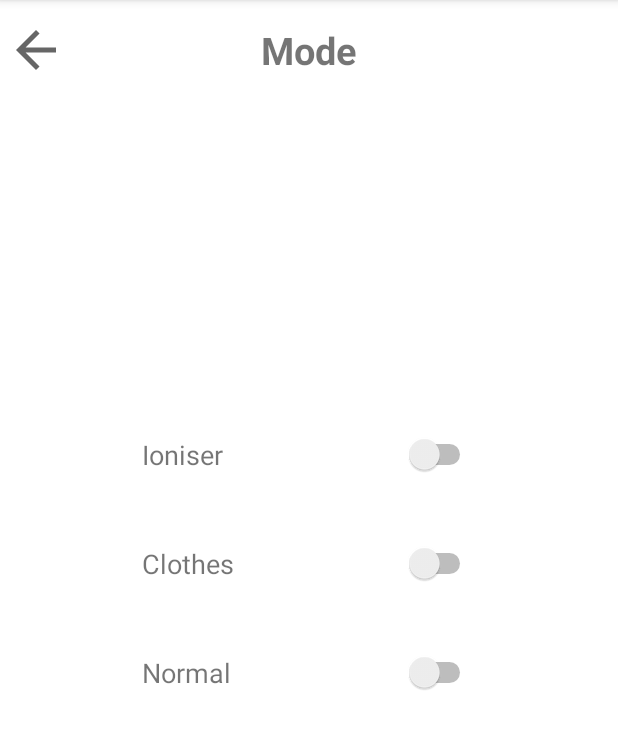
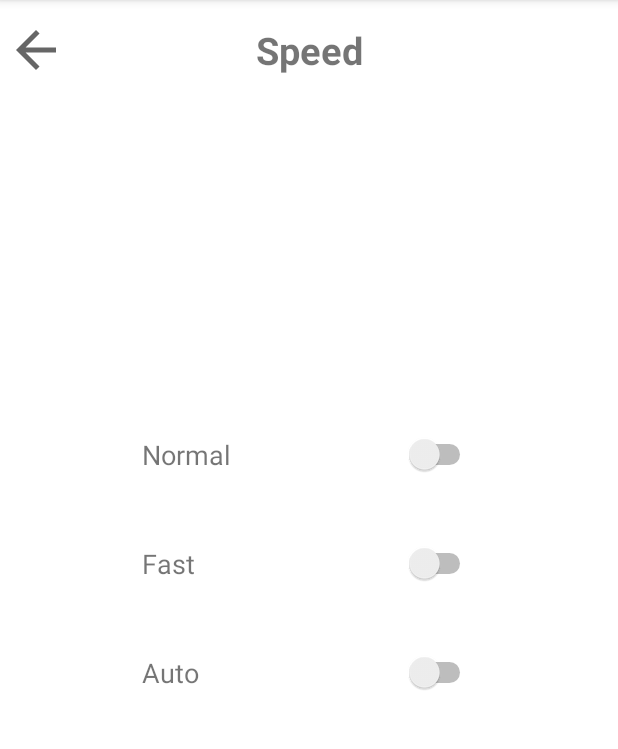
Before and after one commit to Margy-Katinaki/iDehumidifier-, an Android app: the screen it shows after launch (ModeActivity before the commit, SpeedActivity after it), after a tap on an icon or button, on a phone screen of 412 x 824 dp, the part 84-833 px from its top. Run offline under Robolectric (Android 15) with nearby library versions, the phone set to English and light mode, and no system bars.

Commit message:
Add mode,speed timer activities and timer layout
Signed-off-by: Margy <margy2katnk@gmail.com>

```diff
--- a/app/src/main/AndroidManifest.xml
+++ b/app/src/main/AndroidManifest.xml
@@ -20,6 +20,8 @@
         </activity>
         <activity android:name=".ConnectDeviceActivity"/>
         <activity android:name=".ModeActivity"/>
+        <activity android:name=".TimerActivity"/>
+        <activity android:name=".SpeedActivity"/>
     </application>
 
 </manifest>
--- a/app/src/main/java/com/example/idehumidifier/MainActivity.kt
+++ b/app/src/main/java/com/example/idehumidifier/MainActivity.kt
@@ -14,7 +14,7 @@ class MainActivity : AppCompatActivity() {
         setContentView(binding.root)
 
         binding.button.setOnClickListener {
-            val intent = Intent(this,ModeActivity::class.java)
+            val intent = Intent(this,SpeedActivity::class.java)
             startActivity(intent)
         }
 
--- /dev/null
+++ b/app/src/main/java/com/example/idehumidifier/SpeedActivity.kt
@@ -0,0 +1,41 @@
+package com.example.idehumidifier
+
+import android.os.Bundle
+import androidx.appcompat.app.AppCompatActivity
+import com.example.idehumidifier.databinding.SpeedBinding
+
+class SpeedActivity: AppCompatActivity() {
+
+    private lateinit var binding :SpeedBinding
+
+    override fun onCreate(savedInstanceState: Bundle?) {
+        super.onCreate(savedInstanceState)
+        binding = SpeedBinding.inflate(layoutInflater)
+        setContentView(binding.root)
+
+        binding.switchNormal.setOnCheckedChangeListener{ compoundButton, isChecked->
+            if(isChecked){
+                binding.switchFast.isChecked = !isChecked
+                binding.switchAuto.isChecked = !isChecked}
+        }
+
+        binding.switchFast.setOnCheckedChangeListener{ compoundButton, isChecked->
+            if(isChecked){
+                binding.switchNormal.isChecked = !isChecked
+                binding.switchAuto.isChecked = !isChecked}
+        }
+
+        binding.switchAuto.setOnCheckedChangeListener{ compoundButton, isChecked->
+            if(isChecked){
+                binding.switchNormal.isChecked = !isChecked
+                binding.switchFast.isChecked = !isChecked}
+        }
+
+
+        binding.imageViewBack.setOnClickListener {
+            //Toast.makeText(this@ConnectDevice,binding.editTextName.text.toString())
+            onBackPressed()
+        }
+    }
+
+}
--- a/app/src/main/res/layout/speed.xml
+++ b/app/src/main/res/layout/speed.xml
@@ -5,8 +5,21 @@
     xmlns:app="http://schemas.android.com/apk/res-auto"
     xmlns:tools="http://schemas.android.com/tools">
 
+    <ImageView
+        android:id="@+id/image_view_back"
+        android:layout_width="40dp"
+        android:layout_height="40dp"
+        android:src="@drawable/ic_baseline_arrow_back_24"
+        app:layout_constraintTop_toTopOf="@id/text_view_title_speed"
+        app:layout_constraintBottom_toBottomOf="@id/text_view_title_speed"
+        app:layout_constraintStart_toStartOf="parent"
+        android:layout_marginStart="4dp"
+        android:clickable="true"
+        android:focusable="true"/>
+
+
     <TextView
-        android:id="@+id/text_view_title_mode"
+        android:id="@+id/text_view_title_speed"
         android:layout_width="wrap_content"
         android:layout_height="wrap_content"
         android:layout_marginTop="16dp"
@@ -27,7 +40,7 @@
         android:layout_height="wrap_content"
         app:layout_constraintStart_toStartOf="parent"
         app:layout_constraintEnd_toStartOf="@id/switch_normal"
-        app:layout_constraintTop_toBottomOf="@id/text_view_title_mode"
+        app:layout_constraintTop_toBottomOf="@id/text_view_title_speed"
         android:layout_marginTop="240dp"
         android:text="Normal"
         android:textSize="18sp"/>
```
Also changed, not shown: app/src/main/java/com/example/idehumidifier/ModeActivity.kt (+20 -1 lines), app/src/main/java/com/example/idehumidifier/TimerActivity.kt (added, +77 -0 lines), app/src/main/res/layout/timer.xml (added, +71 -0 lines).
